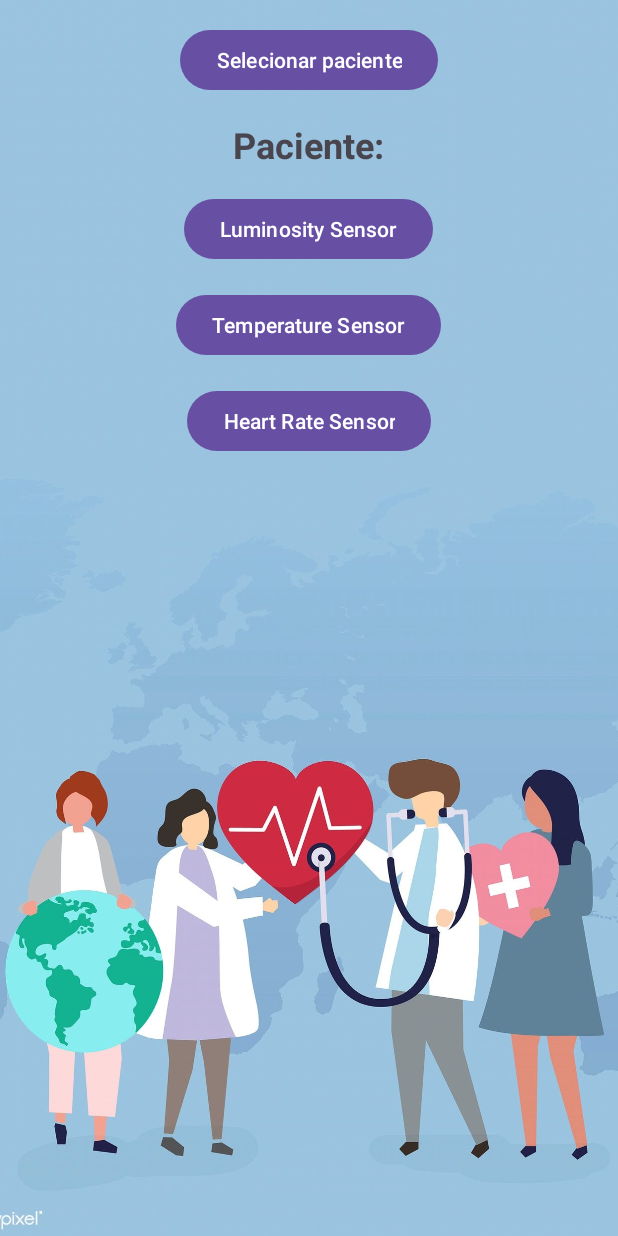
After one commit to ItsMatt1/hospiguard, an Android app: the layout paciente.xml on its own in the app's theme, with its tools: preview values and no code run, on a phone screen of 412 x 824 dp. The commit adds this screen. Run offline under Robolectric (Android 15) with nearby library versions, the phone set to English and light mode, and no system bars.

Commit message:
finish client side

```diff
--- /dev/null
+++ b/HospiGuard/app/src/main/res/layout/paciente.xml
@@ -0,0 +1,89 @@
+<?xml version="1.0" encoding="utf-8"?>
+<FrameLayout xmlns:android="http://schemas.android.com/apk/res/android"
+    xmlns:app="http://schemas.android.com/apk/res-auto"
+    xmlns:tools="http://schemas.android.com/tools"
+    android:fitsSystemWindows="true"
+    tools:context=".MainActivity"
+    android:layout_width="fill_parent"
+    android:layout_height="fill_parent">
+
+    <ImageView
+        android:layout_width="wrap_content"
+        android:layout_height="wrap_content"
+        android:layout_gravity="top"
+        android:contentDescription="@string/my_msg"
+        android:scaleType="centerCrop"
+        android:src="@drawable/background2" />
+
+    <RelativeLayout
+        android:id="@+id/today"
+        android:layout_width="match_parent"
+        android:layout_height="wrap_content"
+        android:paddingLeft="5dp"
+        android:paddingRight="5dp" >
+
+        <Button
+            android:id="@+id/select_paciente"
+            android:layout_width="wrap_content"
+            android:layout_height="wrap_content"
+            android:layout_alignParentTop="true"
+            android:layout_centerHorizontal="true"
+            android:text="@string/selecionar_paciente"
+            android:layout_marginTop="16dp"
+            />
+
+        <TextView
+            android:id="@+id/dados_paciente"
+            android:layout_width="wrap_content"
+            android:layout_height="wrap_content"
+            android:layout_centerHorizontal="true"
+            android:text="Paciente:"
+            android:layout_below="@id/select_paciente"
+            android:textStyle="bold"
+            android:textSize="24sp"
+            android:layout_marginTop="16dp"
+            />
+
+        <!-- Button for Luminosity Sensor -->
+        <Button
+            android:id="@+id/luminosityButton"
+            android:layout_width="wrap_content"
+            android:layout_height="wrap_content"
+            android:text="Luminosity Sensor"
+            android:layout_below="@id/dados_paciente"
+            android:layout_marginTop="16dp"
+            android:layout_centerHorizontal="true"
+            android:onClick="onLuminosityButtonClick" />
+
+        <!-- Button for Temperature Sensor -->
+        <Button
+            android:id="@+id/temperatureButton"
+            android:layout_width="wrap_content"
+            android:layout_height="wrap_content"
+            android:text="Temperature Sensor"
+            android:layout_below="@id/luminosityButton"
+            android:layout_marginTop="16dp"
+            android:layout_centerHorizontal="true"
+            android:onClick="onTemperatureButtonClick" />
+
+        <!-- Button for Heart Rate Sensor -->
+        <Button
+            android:id="@+id/heartRateButton"
+            android:layout_width="wrap_content"
+            android:layout_height="wrap_content"
+            android:text="Heart Rate Sensor"
+            android:layout_below="@id/temperatureButton"
+            android:layout_marginTop="16dp"
+            android:layout_centerHorizontal="true"
+            android:onClick="onHeartRateButtonClick" />
+
+    </RelativeLayout>
+
+    <!-- FrameLayout as a container for fragments -->
+    <FrameLayout
+        android:id="@+id/fragmentContainer"
+        android:layout_width="match_parent"
+        android:layout_height="match_parent"
+        android:layout_below="@id/today"
+        android:layout_marginTop="16dp"/>
+</FrameLayout>
--- a/HospiGuard/app/src/main/res/values/strings.xml
+++ b/HospiGuard/app/src/main/res/values/strings.xml
@@ -20,4 +20,10 @@
     <string name="estado_de_sa_de_grave">Estado de saúde grave</string>
     <string name="idade_avan_ada">Idade avançada</string>
     <string name="insufici_ncia_card_aca">Insuficiência cardíaca</string>
+    <string-array name="escolha_pacientes">
+        <item>Marcos da Silva Santos</item>
+        <item>Maria Luiza Aparecida</item>
+        <item>João Cabral de Melo</item>
+    </string-array>
+    <string name="selecionar_paciente">Selecionar paciente</string>
 </resources>
```
Also changed, not shown: HospiGuard/app/src/main/java/com/example/hospiguard/PacienteActivity.java (added, +42 -0 lines), HospiGuard/app/src/main/java/com/example/hospiguard/SingleChoiseDialogFragment.java (added, +61 -0 lines).
